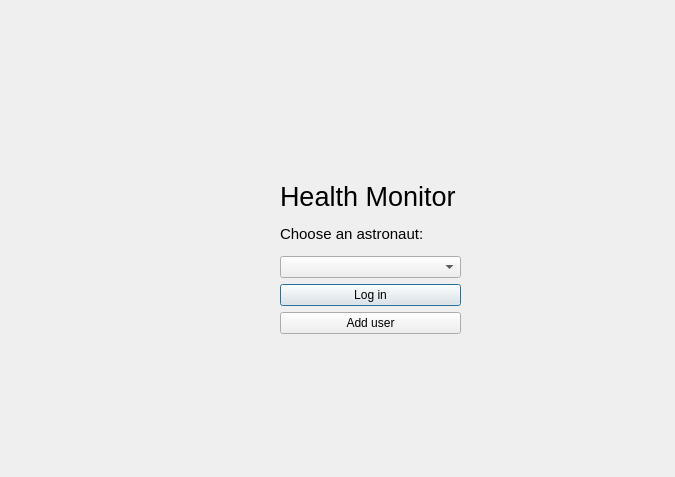
First picture: the form in login.ui, repository KacperModelu/HackatonHealthMonitoringSystem, before the edit.
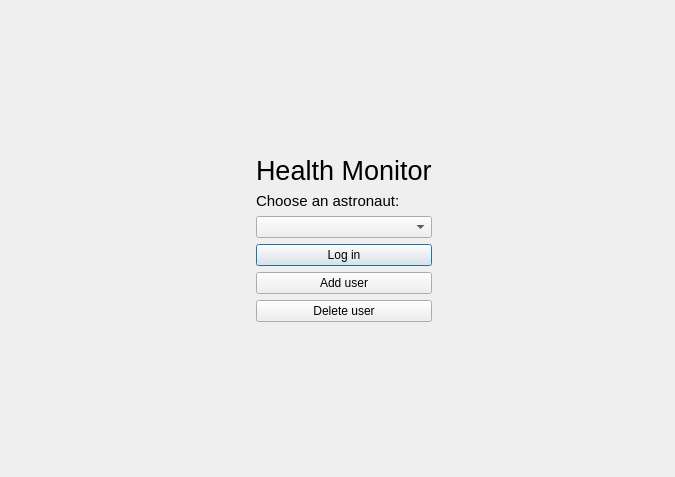
Second picture: the form after the edit.

```diff
--- a/login.ui
+++ b/login.ui
@@ -13,15 +13,45 @@
   <property name="windowTitle">
    <string>Dialog</string>
   </property>
-  <widget class="QWidget" name="layoutWidget">
+  <widget class="QWidget" name="">
    <property name="geometry">
     <rect>
-     <x>280</x>
-     <y>180</y>
-     <width>181</width>
-     <height>154</height>
+     <x>140</x>
+     <y>30</y>
+     <width>409</width>
+     <height>416</height>
     </rect>
    </property>
+   <layout class="QVBoxLayout" name="verticalLayout_2">
+    <item>
+     <spacer name="verticalSpacer">
+      <property name="orientation">
+       <enum>Qt::Orientation::Vertical</enum>
+      </property>
+      <property name="sizeHint" stdset="0">
+       <size>
+        <width>78</width>
+        <height>118</height>
+       </size>
+      </property>
+     </spacer>
+    </item>
+    <item>
+     <layout class="QHBoxLayout" name="horizontalLayout">
+      <item>
+       <spacer name="horizontalSpacer">
+        <property name="orientation">
+         <enum>Qt::Orientation::Horizontal</enum>
+        </property>
+        <property name="sizeHint" stdset="0">
+         <size>
+          <width>128</width>
+          <height>78</height>
+         </size>
+        </property>
+       </spacer>
+      </item>
+      <item>
    <layout class="QVBoxLayout" name="verticalLayout">
     <item>
      <widget class="QLabel" name="label_5">
@@ -63,6 +93,43 @@
        <string>Add user</string>
       </property>
      </widget>
+        </item>
+        <item>
+         <widget class="QPushButton" name="pushButton_3">
+          <property name="text">
+           <string>Delete user</string>
+          </property>
+         </widget>
+        </item>
+       </layout>
+      </item>
+      <item>
+       <spacer name="horizontalSpacer_2">
+        <property name="orientation">
+         <enum>Qt::Orientation::Horizontal</enum>
+        </property>
+        <property name="sizeHint" stdset="0">
+         <size>
+          <width>128</width>
+          <height>78</height>
+         </size>
+        </property>
+       </spacer>
+      </item>
+     </layout>
+    </item>
+    <item>
+     <spacer name="verticalSpacer_2">
+      <property name="orientation">
+       <enum>Qt::Orientation::Vertical</enum>
+      </property>
+      <property name="sizeHint" stdset="0">
+       <size>
+        <width>78</width>
+        <height>118</height>
+       </size>
+      </property>
+     </spacer>
     </item>
    </layout>
   </widget>
```
Lines whose indentation alone changed are shown as unchanged.
